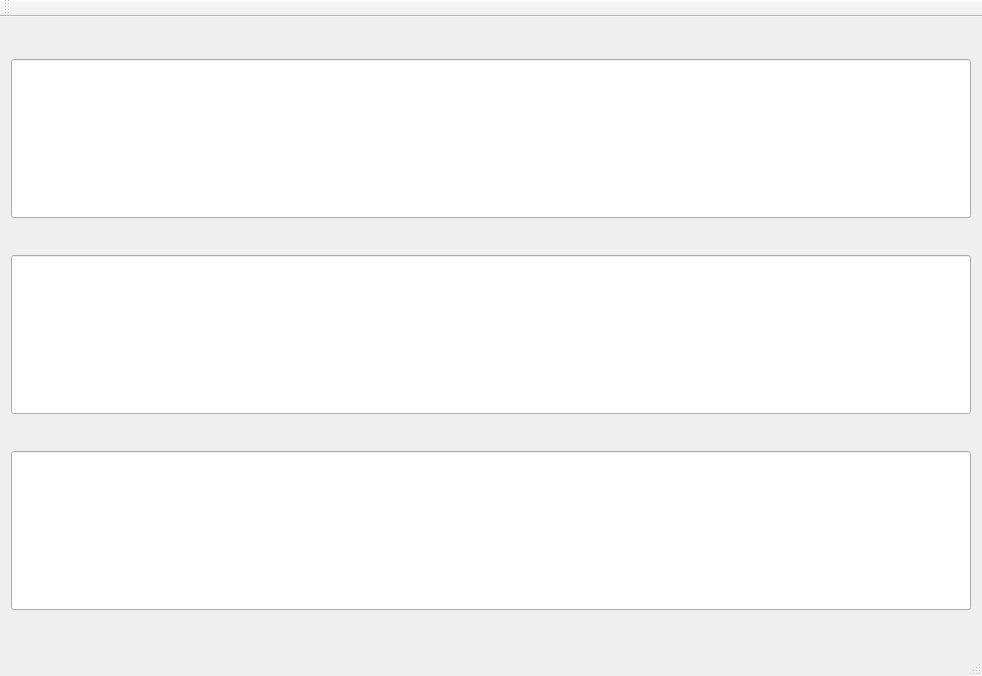
The window that src/mainwindow.ui (mocap-ca/slate) describes before a commit, drawn with Qt 5.
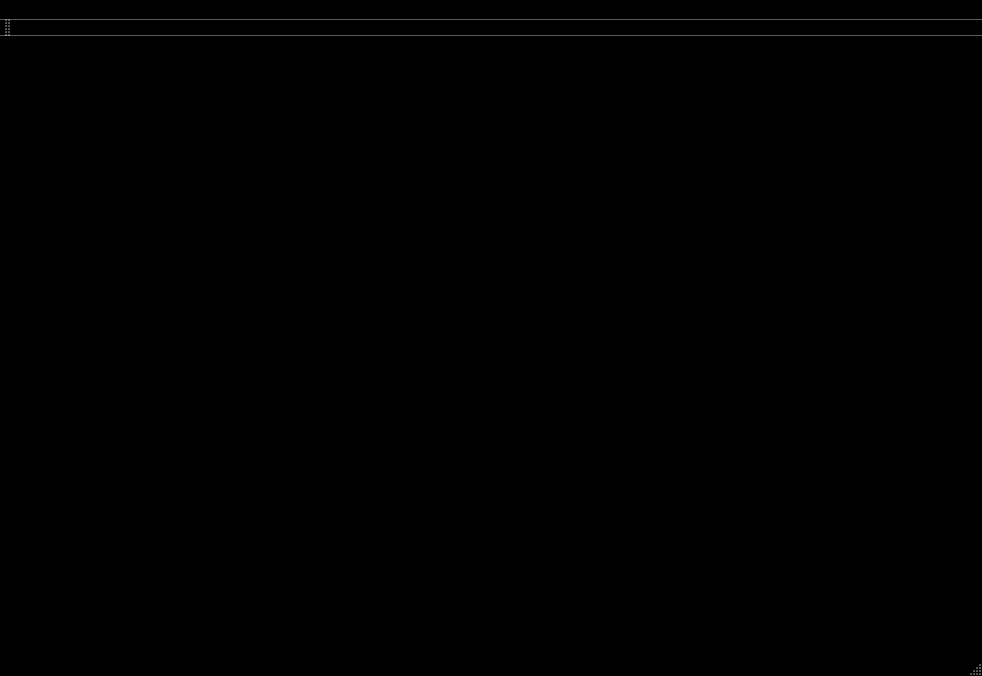
The same window after the commit.

Commit message: fixed font size option

```diff
--- a/src/mainwindow.ui
+++ b/src/mainwindow.ui
@@ -16,6 +16,97 @@
     <verstretch>0</verstretch>
    </sizepolicy>
   </property>
+  <property name="palette">
+   <palette>
+    <active>
+     <colorrole role="WindowText">
+      <brush brushstyle="SolidPattern">
+       <color alpha="255">
+        <red>255</red>
+        <green>255</green>
+        <blue>255</blue>
+       </color>
+      </brush>
+     </colorrole>
+     <colorrole role="Base">
+      <brush brushstyle="SolidPattern">
+       <color alpha="255">
+        <red>0</red>
+        <green>0</green>
+        <blue>0</blue>
+       </color>
+      </brush>
+     </colorrole>
+     <colorrole role="Window">
+      <brush brushstyle="SolidPattern">
+       <color alpha="255">
+        <red>0</red>
+        <green>0</green>
+        <blue>0</blue>
+       </color>
+      </brush>
+     </colorrole>
+    </active>
+    <inactive>
+     <colorrole role="WindowText">
+      <brush brushstyle="SolidPattern">
+       <color alpha="255">
+        <red>255</red>
+        <green>255</green>
+        <blue>255</blue>
+       </color>
+      </brush>
+     </colorrole>
+     <colorrole role="Base">
+      <brush brushstyle="SolidPattern">
+       <color alpha="255">
+        <red>0</red>
+        <green>0</green>
+        <blue>0</blue>
+       </color>
+      </brush>
+     </colorrole>
+     <colorrole role="Window">
+      <brush brushstyle="SolidPattern">
+       <color alpha="255">
+        <red>0</red>
+        <green>0</green>
+        <blue>0</blue>
+       </color>
+      </brush>
+     </colorrole>
+    </inactive>
+    <disabled>
+     <colorrole role="WindowText">
+      <brush brushstyle="SolidPattern">
+       <color alpha="255">
+        <red>127</red>
+        <green>127</green>
+        <blue>127</blue>
+       </color>
+      </brush>
+     </colorrole>
+     <colorrole role="Base">
+      <brush brushstyle="SolidPattern">
+       <color alpha="255">
+        <red>0</red>
+        <green>0</green>
+        <blue>0</blue>
+       </color>
+      </brush>
+     </colorrole>
+     <colorrole role="Window">
+      <brush brushstyle="SolidPattern">
+       <color alpha="255">
+        <red>0</red>
+        <green>0</green>
+        <blue>0</blue>
+       </color>
+      </brush>
+     </colorrole>
+    </disabled>
+   </palette>
+  </property>
   <property name="windowTitle">
    <string>MainWindow</string>
   </property>
@@ -68,6 +159,13 @@
      <height>22</height>
     </rect>
    </property>
+   <widget class="QMenu" name="menuOptions">
+    <property name="title">
+     <string>Options</string>
+    </property>
+    <addaction name="actionSet"/>
+   </widget>
+   <addaction name="menuOptions"/>
   </widget>
   <widget class="QToolBar" name="mainToolBar">
    <attribute name="toolBarArea">
```
Left out of the diff: 5 changed lines with no effect on the pictures. The commit also changes 4 other files.
